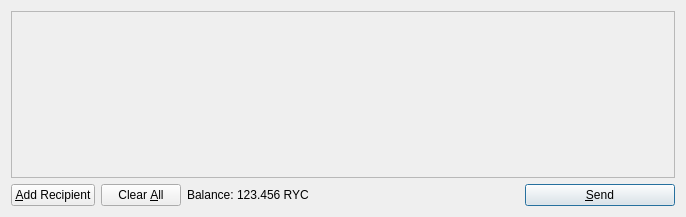
First picture: the form in src/qt/forms/sendcoinsdialog.ui, repository burbucoin/burbucoin, before the edit.
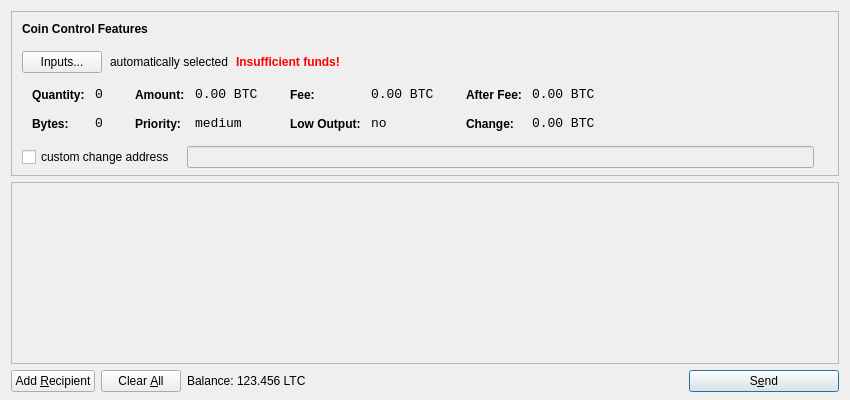
Second picture: the form after the edit. Icons and pictures are not drawn.

Patch:
```diff
--- a/src/qt/forms/sendcoinsdialog.ui
+++ b/src/qt/forms/sendcoinsdialog.ui
@@ -6,14 +6,615 @@
    <rect>
     <x>0</x>
     <y>0</y>
-    <width>686</width>
-    <height>217</height>
+    <width>850</width>
+    <height>400</height>
    </rect>
   </property>
   <property name="windowTitle">
    <string>Send Coins</string>
   </property>
-  <layout class="QVBoxLayout" name="verticalLayout">
+  <layout class="QVBoxLayout" name="verticalLayout" stretch="0,1,0">
+   <property name="bottomMargin">
+    <number>8</number>
+   </property>
+   <item>
+    <widget class="QFrame" name="frameCoinControl">
+     <property name="sizePolicy">
+      <sizepolicy hsizetype="Expanding" vsizetype="Expanding">
+       <horstretch>0</horstretch>
+       <verstretch>0</verstretch>
+      </sizepolicy>
+     </property>
+     <property name="maximumSize">
+      <size>
+       <width>16777215</width>
+       <height>16777215</height>
+      </size>
+     </property>
+     <property name="frameShape">
+      <enum>QFrame::StyledPanel</enum>
+     </property>
+     <property name="frameShadow">
+      <enum>QFrame::Sunken</enum>
+     </property>
+     <layout class="QVBoxLayout" name="verticalLayoutCoinControl2">
+      <property name="spacing">
+       <number>-1</number>
+      </property>
+      <property name="leftMargin">
+       <number>0</number>
+      </property>
+      <property name="topMargin">
+       <number>0</number>
+      </property>
+      <property name="rightMargin">
+       <number>0</number>
+      </property>
+      <property name="bottomMargin">
+       <number>6</number>
+      </property>
+      <item>
+       <layout class="QVBoxLayout" name="verticalLayoutCoinControl" stretch="0,0,0,0,1">
+        <property name="spacing">
+         <number>0</number>
+        </property>
+        <property name="leftMargin">
+         <number>10</number>
+        </property>
+        <property name="topMargin">
+         <number>10</number>
+        </property>
+        <item>
+         <layout class="QHBoxLayout" name="horizontalLayoutCoinControl1">
+          <property name="bottomMargin">
+           <number>15</number>
+          </property>
+          <item>
+           <widget class="QLabel" name="labelCoinControlFeatures">
+            <property name="sizePolicy">
+             <sizepolicy hsizetype="Preferred" vsizetype="Maximum">
+              <horstretch>0</horstretch>
+              <verstretch>0</verstretch>
+             </sizepolicy>
+            </property>
+            <property name="font">
+             <font>
+              <weight>75</weight>
+              <bold>true</bold>
+             </font>
+            </property>
+            <property name="styleSheet">
+             <string notr="true">font-weight:bold;</string>
+            </property>
+            <property name="text">
+             <string>Coin Control Features</string>
+            </property>
+           </widget>
+          </item>
+         </layout>
+        </item>
+        <item>
+         <layout class="QHBoxLayout" name="horizontalLayoutCoinControl2" stretch="0,0,0,0">
+          <property name="spacing">
+           <number>8</number>
+          </property>
+          <property name="bottomMargin">
+           <number>10</number>
+          </property>
+          <item>
+           <widget class="QPushButton" name="pushButtonCoinControl">
+            <property name="styleSheet">
+             <string notr="true"/>
+            </property>
+            <property name="text">
+             <string>Inputs...</string>
+            </property>
+           </widget>
+          </item>
+          <item>
+           <widget class="QLabel" name="labelCoinControlAutomaticallySelected">
+            <property name="text">
+             <string>automatically selected</string>
+            </property>
+            <property name="margin">
+             <number>5</number>
+            </property>
+           </widget>
+          </item>
+          <item>
+           <widget class="QLabel" name="labelCoinControlInsuffFunds">
+            <property name="font">
+             <font>
+              <weight>75</weight>
+              <bold>true</bold>
+             </font>
+            </property>
+            <property name="styleSheet">
+             <string notr="true">color:red;font-weight:bold;</string>
+            </property>
+            <property name="text">
+             <string>Insufficient funds!</string>
+            </property>
+            <property name="margin">
+             <number>5</number>
+            </property>
+           </widget>
+          </item>
+          <item>
+           <spacer name="horizontalSpacerCoinControl">
+            <property name="orientation">
+             <enum>Qt::Horizontal</enum>
+            </property>
+            <property name="sizeHint" stdset="0">
+             <size>
+              <width>40</width>
+              <height>1</height>
+             </size>
+            </property>
+           </spacer>
+          </item>
+         </layout>
+        </item>
+        <item>
+         <widget class="QWidget" name="widgetCoinControl" native="true">
+          <property name="sizePolicy">
+           <sizepolicy hsizetype="Preferred" vsizetype="Preferred">
+            <horstretch>0</horstretch>
+            <verstretch>0</verstretch>
+           </sizepolicy>
+          </property>
+          <property name="minimumSize">
+           <size>
+            <width>0</width>
+            <height>0</height>
+           </size>
+          </property>
+          <property name="styleSheet">
+           <string notr="true"/>
+          </property>
+          <layout class="QHBoxLayout" name="horizontalLayoutCoinControl5">
+           <property name="margin">
+            <number>0</number>
+           </property>
+           <item>
+            <layout class="QHBoxLayout" name="horizontalLayoutCoinControl3" stretch="0,0,0,1">
+             <property name="spacing">
+              <number>20</number>
+             </property>
+             <property name="topMargin">
+              <number>0</number>
+             </property>
+             <property name="bottomMargin">
+              <number>10</number>
+             </property>
+             <item>
+              <layout class="QFormLayout" name="formLayoutCoinControl1">
+               <property name="horizontalSpacing">
+                <number>10</number>
+               </property>
+               <property name="verticalSpacing">
+                <number>14</number>
+               </property>
+               <property name="leftMargin">
+                <number>10</number>
+               </property>
+               <property name="topMargin">
+                <number>4</number>
+               </property>
+               <property name="rightMargin">
+                <number>6</number>
+               </property>
+               <item row="0" column="0">
+                <widget class="QLabel" name="labelCoinControlQuantityText">
+                 <property name="styleSheet">
+                  <string notr="true">font-weight:bold;</string>
+                 </property>
+                 <property name="text">
+                  <string>Quantity:</string>
+                 </property>
+                 <property name="margin">
+                  <number>0</number>
+                 </property>
+                </widget>
+               </item>
+               <item row="0" column="1">
+                <widget class="QLabel" name="labelCoinControlQuantity">
+                 <property name="font">
+                  <font>
+                   <family>Monospace</family>
+                   <pointsize>10</pointsize>
+                  </font>
+                 </property>
+                 <property name="cursor">
+                  <cursorShape>IBeamCursor</cursorShape>
+                 </property>
+                 <property name="contextMenuPolicy">
+                  <enum>Qt::ActionsContextMenu</enum>
+                 </property>
+                 <property name="text">
+                  <string notr="true">0</string>
+                 </property>
+                 <property name="margin">
+                  <number>0</number>
+                 </property>
+                 <property name="textInteractionFlags">
+                  <set>Qt::LinksAccessibleByMouse|Qt::TextSelectableByKeyboard|Qt::TextSelectableByMouse</set>
+                 </property>
+                </widget>
+               </item>
+               <item row="1" column="0">
+                <widget class="QLabel" name="labelCoinControlBytesText">
+                 <property name="styleSheet">
+                  <string notr="true">font-weight:bold;</string>
+                 </property>
+                 <property name="text">
+                  <string>Bytes:</string>
+                 </property>
+                </widget>
+               </item>
+               <item row="1" column="1">
+                <widget class="QLabel" name="labelCoinControlBytes">
+                 <property name="font">
+                  <font>
+                   <family>Monospace</family>
+                   <pointsize>10</pointsize>
+                  </font>
+                 </property>
+                 <property name="cursor">
+                  <cursorShape>IBeamCursor</cursorShape>
+                 </property>
+                 <property name="contextMenuPolicy">
+                  <enum>Qt::ActionsContextMenu</enum>
+                 </property>
+                 <property name="text">
+                  <string notr="true">0</string>
+                 </property>
+                 <property name="textInteractionFlags">
+                  <set>Qt::LinksAccessibleByMouse|Qt::TextSelectableByKeyboard|Qt::TextSelectableByMouse</set>
+                 </property>
+                </widget>
+               </item>
+              </layout>
+             </item>
+             <item>
+              <layout class="QFormLayout" name="formLayoutCoinControl2">
+               <property name="horizontalSpacing">
+                <number>10</number>
+               </property>
+               <property name="verticalSpacing">
+                <number>14</number>
+               </property>
+               <property name="leftMargin">
+                <number>6</number>
+               </property>
+               <property name="topMargin">
+                <number>4</number>
+               </property>
+               <property name="rightMargin">
+                <number>6</number>
+               </property>
+               <item row="0" column="0">
+                <widget class="QLabel" name="labelCoinControlAmountText">
+                 <property name="styleSheet">
+                  <string notr="true">font-weight:bold;</string>
+                 </property>
+                 <property name="text">
+                  <string>Amount:</string>
+                 </property>
+                 <property name="margin">
+                  <number>0</number>
+                 </property>
+                </widget>
+               </item>
+               <item row="0" column="1">
+                <widget class="QLabel" name="labelCoinControlAmount">
+                 <property name="font">
+                  <font>
+                   <family>Monospace</family>
+                   <pointsize>10</pointsize>
+                  </font>
+                 </property>
+                 <property name="cursor">
+                  <cursorShape>IBeamCursor</cursorShape>
+                 </property>
+                 <property name="contextMenuPolicy">
+                  <enum>Qt::ActionsContextMenu</enum>
+                 </property>
+                 <property name="text">
+                  <string notr="true">0.00 BTC</string>
+                 </property>
+                 <property name="textInteractionFlags">
+                  <set>Qt::LinksAccessibleByMouse|Qt::TextSelectableByKeyboard|Qt::TextSelectableByMouse</set>
+                 </property>
+                </widget>
+               </item>
+               <item row="1" column="0">
+                <widget class="QLabel" name="labelCoinControlPriorityText">
+                 <property name="styleSheet">
+                  <string notr="true">font-weight:bold;</string>
+                 </property>
+                 <property name="text">
+                  <string>Priority:</string>
+                 </property>
+                </widget>
+               </item>
+               <item row="1" column="1">
+                <widget class="QLabel" name="labelCoinControlPriority">
+                 <property name="font">
+                  <font>
+                   <family>Monospace</family>
+                   <pointsize>10</pointsize>
+                  </font>
+                 </property>
+                 <property name="cursor">
+                  <cursorShape>IBeamCursor</cursorShape>
+                 </property>
+                 <property name="contextMenuPolicy">
+                  <enum>Qt::ActionsContextMenu</enum>
+                 </property>
+                 <property name="text">
+                  <string>medium</string>
+                 </property>
+                 <property name="textInteractionFlags">
+                  <set>Qt::LinksAccessibleByMouse|Qt::TextSelectableByKeyboard|Qt::TextSelectableByMouse</set>
+                 </property>
+                </widget>
+               </item>
+              </layout>
+             </item>
+             <item>
+              <layout class="QFormLayout" name="formLayoutCoinControl3">
+               <property name="horizontalSpacing">
+                <number>10</number>
+               </property>
+               <property name="verticalSpacing">
+                <number>14</number>
+               </property>
+               <property name="leftMargin">
+                <number>6</number>
+               </property>
+               <property name="topMargin">
+                <number>4</number>
+               </property>
+               <property name="rightMargin">
+                <number>6</number>
+               </property>
+               <item row="0" column="0">
+                <widget class="QLabel" name="labelCoinControlFeeText">
+                 <property name="styleSheet">
+                  <string notr="true">font-weight:bold;</string>
+                 </property>
+                 <property name="text">
+                  <string>Fee:</string>
+                 </property>
+                 <property name="margin">
+                  <number>0</number>
+                 </property>
+                </widget>
+               </item>
+               <item row="0" column="1">
+                <widget class="QLabel" name="labelCoinControlFee">
+                 <property name="font">
+                  <font>
+                   <family>Monospace</family>
+                   <pointsize>10</pointsize>
+                  </font>
+                 </property>
+                 <property name="cursor">
+                  <cursorShape>IBeamCursor</cursorShape>
+                 </property>
+                 <property name="contextMenuPolicy">
+                  <enum>Qt::ActionsContextMenu</enum>
+                 </property>
+                 <property name="text">
+                  <string notr="true">0.00 BTC</string>
+                 </property>
+                 <property name="textInteractionFlags">
+                  <set>Qt::LinksAccessibleByMouse|Qt::TextSelectableByKeyboard|Qt::TextSelectableByMouse</set>
+                 </property>
+                </widget>
+               </item>
+               <item row="1" column="0">
+                <widget class="QLabel" name="labelCoinControlLowOutputText">
+                 <property name="styleSheet">
+                  <string notr="true">font-weight:bold;</string>
+                 </property>
+                 <property name="text">
+                  <string>Low Output:</string>
+                 </property>
+                </widget>
+               </item>
+               <item row="1" column="1">
+                <widget class="QLabel" name="labelCoinControlLowOutput">
+                 <property name="font">
+                  <font>
+                   <family>Monospace</family>
+                   <pointsize>10</pointsize>
+                  </font>
+                 </property>
+                 <property name="cursor">
+                  <cursorShape>IBeamCursor</cursorShape>
+                 </property>
+                 <property name="contextMenuPolicy">
+                  <enum>Qt::ActionsContextMenu</enum>
+                 </property>
+                 <property name="text">
+                  <string>no</string>
+                 </property>
+                 <property name="textInteractionFlags">
+                  <set>Qt::LinksAccessibleByMouse|Qt::TextSelectableByKeyboard|Qt::TextSelectableByMouse</set>
+                 </property>
+                </widget>
+               </item>
+              </layout>
+             </item>
+             <item>
+              <layout class="QFormLayout" name="formLayoutCoinControl4">
+               <property name="horizontalSpacing">
+                <number>10</number>
+               </property>
+               <property name="verticalSpacing">
+                <number>14</number>
+               </property>
+               <property name="leftMargin">
+                <number>6</number>
+               </property>
+               <property name="topMargin">
+                <number>4</number>
+               </property>
+               <property name="rightMargin">
+                <number>6</number>
+               </property>
+               <item row="0" column="0">
+                <widget class="QLabel" name="labelCoinControlAfterFeeText">
+                 <property name="styleSheet">
+                  <string notr="true">font-weight:bold;</string>
+                 </property>
+                 <property name="text">
+                  <string>After Fee:</string>
+                 </property>
+                 <property name="margin">
+                  <number>0</number>
+                 </property>
+                </widget>
+               </item>
+               <item row="0" column="1">
+                <widget class="QLabel" name="labelCoinControlAfterFee">
+                 <property name="font">
+                  <font>
+                   <family>Monospace</family>
+                   <pointsize>10</pointsize>
+                  </font>
+                 </property>
+                 <property name="cursor">
+                  <cursorShape>IBeamCursor</cursorShape>
+                 </property>
+                 <property name="contextMenuPolicy">
+                  <enum>Qt::ActionsContextMenu</enum>
+                 </property>
+                 <property name="text">
+                  <string notr="true">0.00 BTC</string>
+                 </property>
+                 <property name="textInteractionFlags">
+                  <set>Qt::LinksAccessibleByMouse|Qt::TextSelectableByKeyboard|Qt::TextSelectableByMouse</set>
+                 </property>
+                </widget>
+               </item>
+               <item row="1" column="0">
+                <widget class="QLabel" name="labelCoinControlChangeText">
+                 <property name="styleSheet">
+                  <string notr="true">font-weight:bold;</string>
+                 </property>
+                 <property name="text">
+                  <string>Change:</string>
+                 </property>
+                </widget>
+               </item>
+               <item row="1" column="1">
+                <widget class="QLabel" name="labelCoinControlChange">
+                 <property name="font">
+                  <font>
+                   <family>Monospace</family>
+                   <pointsize>10</pointsize>
+                  </font>
+                 </property>
+                 <property name="cursor">
+                  <cursorShape>IBeamCursor</cursorShape>
+                 </property>
+                 <property name="contextMenuPolicy">
+                  <enum>Qt::ActionsContextMenu</enum>
+                 </property>
+                 <property name="text">
+                  <string notr="true">0.00 BTC</string>
+                 </property>
+                 <property name="textInteractionFlags">
+                  <set>Qt::LinksAccessibleByMouse|Qt::TextSelectableByKeyboard|Qt::TextSelectableByMouse</set>
+                 </property>
+                </widget>
+               </item>
+              </layout>
+             </item>
+            </layout>
+           </item>
+          </layout>
+         </widget>
+        </item>
+        <item>
+         <layout class="QHBoxLayout" name="horizontalLayoutCoinControl4" stretch="0,0,0">
+          <property name="spacing">
+           <number>12</number>
+          </property>
+          <property name="sizeConstraint">
+           <enum>QLayout::SetDefaultConstraint</enum>
+          </property>
+          <property name="topMargin">
+           <number>5</number>
+          </property>
+          <property name="rightMargin">
+           <number>5</number>
+          </property>
+          <item>
+           <widget class="QCheckBox" name="checkBoxCoinControlChange">
+            <property name="text">
+             <string>custom change address</string>
+            </property>
+           </widget>
+          </item>
+          <item>
+           <widget class="QLineEdit" name="lineEditCoinControlChange">
+            <property name="enabled">
+             <bool>false</bool>
+            </property>
+            <property name="sizePolicy">
+             <sizepolicy hsizetype="Expanding" vsizetype="Fixed">
+              <horstretch>0</horstretch>
+              <verstretch>0</verstretch>
+             </sizepolicy>
+            </property>
+           </widget>
+          </item>
+          <item>
+           <widget class="QLabel" name="labelCoinControlChangeLabel">
+            <property name="sizePolicy">
+             <sizepolicy hsizetype="Preferred" vsizetype="Expanding">
+              <horstretch>0</horstretch>
+              <verstretch>0</verstretch>
+             </sizepolicy>
+            </property>
+            <property name="minimumSize">
+             <size>
+              <width>0</width>
+              <height>0</height>
+             </size>
+            </property>
+            <property name="text">
+             <string/>
+            </property>
+            <property name="margin">
+             <number>3</number>
+            </property>
+           </widget>
+          </item>
+         </layout>
+        </item>
+        <item>
+         <spacer name="verticalSpacerCoinControl">
+          <property name="orientation">
+           <enum>Qt::Vertical</enum>
+          </property>
+          <property name="sizeHint" stdset="0">
+           <size>
+            <width>800</width>
+            <height>1</height>
+           </size>
+          </property>
+         </spacer>
+        </item>
+       </layout>
+      </item>
+     </layout>
+    </widget>
+   </item>
    <item>
     <widget class="QScrollArea" name="scrollArea">
      <property name="widgetResizable">
@@ -24,7 +625,7 @@
        <rect>
         <x>0</x>
         <y>0</y>
-        <width>666</width>
+        <width>830</width>
         <height>165</height>
        </rect>
       </property>
@@ -64,7 +665,7 @@
         <string>Send to multiple recipients at once</string>
        </property>
        <property name="text">
-        <string>&amp;Add Recipient</string>
+        <string>Add &amp;Recipient</string>
        </property>
        <property name="icon">
         <iconset resource="../bitcoin.qrc">
@@ -119,7 +720,7 @@
           <cursorShape>IBeamCursor</cursorShape>
          </property>
          <property name="text">
-          <string>123.456 RYC</string>
+          <string>123.456 LTC</string>
          </property>
          <property name="textInteractionFlags">
           <set>Qt::LinksAccessibleByMouse|Qt::TextSelectableByKeyboard|Qt::TextSelectableByMouse</set>
@@ -153,7 +754,7 @@
         <string>Confirm the send action</string>
        </property>
        <property name="text">
-        <string>&amp;Send</string>
+        <string>S&amp;end</string>
        </property>
        <property name="icon">
         <iconset resource="../bitcoin.qrc">
```
